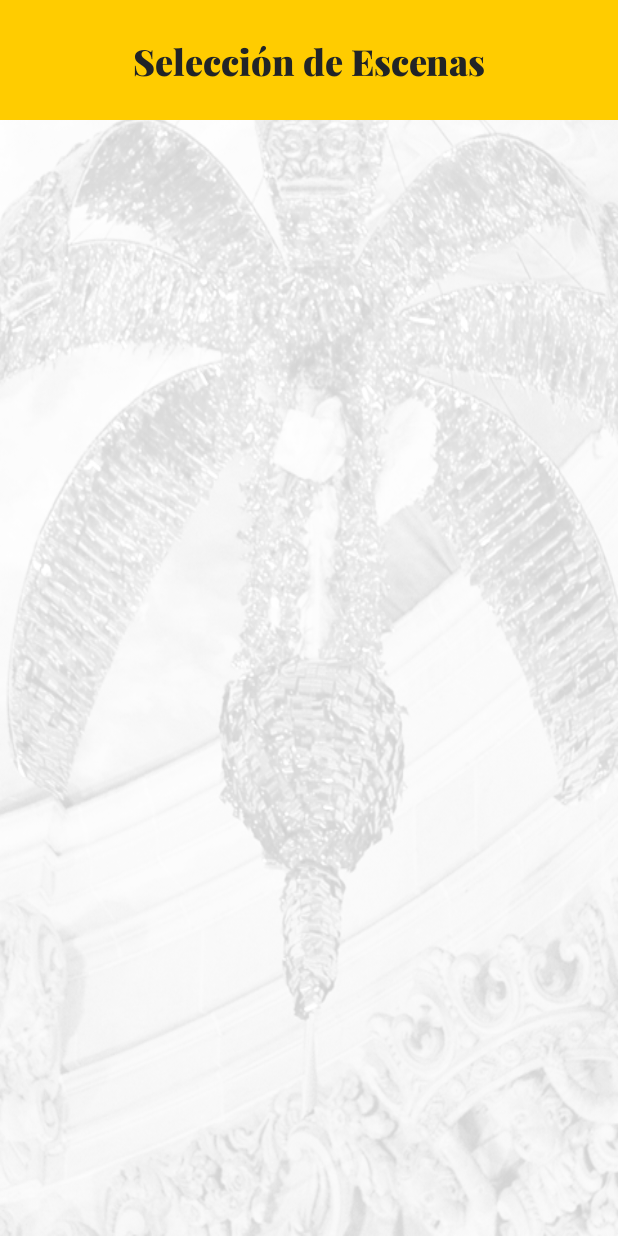
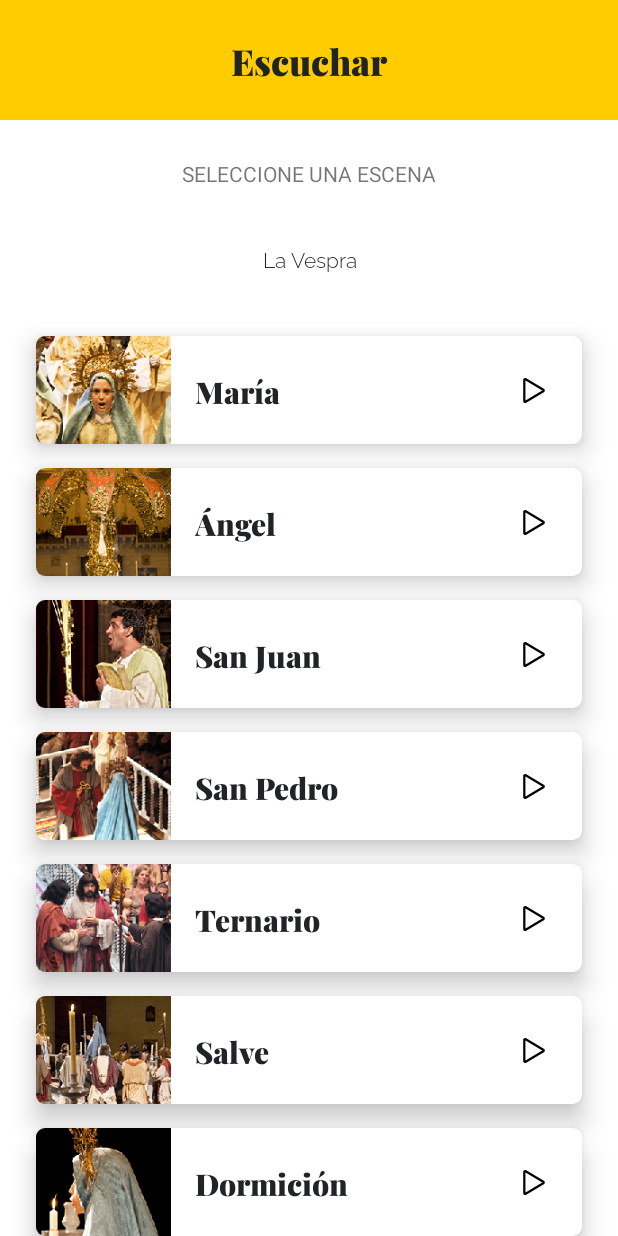
Before and after one commit to Forases/misteri_2022, an Android app: the SceneListActivity screen opened directly, with no data from a screen before it, on a phone screen of 412 x 824 dp. Run offline under Robolectric (Android 15) with nearby library versions, the phone set to English and light mode, and no system bars.

Commit message:
Se añade la vista "Escuchar" y se implemena el listado de escenas

```diff
--- a/app/src/main/AndroidManifest.xml
+++ b/app/src/main/AndroidManifest.xml
@@ -13,6 +13,12 @@
         android:supportsRtl="true"
         android:theme="@style/Theme.Misteri_2022"
         tools:targetApi="31">
+        <activity
+            android:name=".AudioActivity"
+            android:exported="false" />
+        <activity
+            android:name=".ListenActivity"
+            android:exported="false" />
         <activity
             android:name=".DirectoActivity"
             android:exported="false" />
--- /dev/null
+++ b/app/src/main/java/es/gorillapp/misteri_2022/data/ListenList.kt
@@ -0,0 +1,83 @@
+package es.gorillapp.misteri_2022.data
+
+import android.content.res.Resources
+import es.gorillapp.misteri_2022.R
+
+/* Returns initial list of flowers. */
+fun sceneVespraList(resources: Resources): List<SceneItem> {
+    return listOf(
+        SceneItem(
+            id = resources.getString(R.string.scene_vespra1),
+            image = R.drawable.escenas_maria
+        ),
+        SceneItem(
+            id = resources.getString(R.string.scene_vespra2),
+            image = R.drawable.escenas_angel
+        ),
+        SceneItem(
+            id = resources.getString(R.string.scene_vespra3),
+            image = R.drawable.escenas_sanjuan
+        ),
+        SceneItem(
+            id = resources.getString(R.string.scene_vespra4),
+            image = R.drawable.escenas_sanpedro
+        ),
+        SceneItem(
+            id = resources.getString(R.string.scene_vespra5),
+            image = R.drawable.escenas_ternario
+        ),
+        SceneItem(
+            id = resources.getString(R.string.scene_vespra6),
+            image = R.drawable.escenas_salve
+        ),
+        SceneItem(
+            id = resources.getString(R.string.scene_vespra7),
+            image = R.drawable.escenas_dormicion
+        ),
+        SceneItem(
+            id = resources.getString(R.string.scene_vespra8),
+            image = R.drawable.escenas_araceli
+        )
+    )
+}
+
+fun sceneFestaList(resources: Resources): List<SceneItem> {
+    return listOf(
+        SceneItem(
+            id = resources.getString(R.string.scene_festa1),
+            image = R.drawable.escenas_invitacion
+        ),
+        SceneItem(
+            id = resources.getString(R.string.scene_festa2),
+            image = R.drawable.escenas_sanpedrosanjuan
+        ),
+        SceneItem(
+            id = resources.getString(R.string.scene_festa3),
+            image = R.drawable.escenas_apostoles
+        ),
+        SceneItem(
+            id = resources.getString(R.string.scene_festa4),
+            image = R.drawable.escenas_judios
+        ),
+        SceneItem(
+            id = resources.getString(R.string.scene_festa5),
+            image = R.drawable.escenas_conversion
+        ),
+        SceneItem(
+            id = resources.getString(R.string.scene_festa6),
+            image = R.drawable.escenas_entierro
+        ),
+        SceneItem(
+            id = resources.getString(R.string.scene_festa7),
+            image = R.drawable.escenas_asuncion
+        ),
+        SceneItem(
+            id = resources.getString(R.string.scene_festa8),
+            image = R.drawable.escenas_santomas
+        ),
+        SceneItem(
+            id = resources.getString(R.string.scene_festa9),
+            image = R.drawable.escenas_coronacion
+        )
+    )
+}
--- a/app/src/main/java/es/gorillapp/misteri_2022/data/SceneItem.kt
+++ b/app/src/main/java/es/gorillapp/misteri_2022/data/SceneItem.kt
@@ -1,11 +1,9 @@
 package es.gorillapp.misteri_2022.data
 
-import es.gorillapp.misteri_2022.sceneList.SceneListActivity
+import androidx.annotation.DrawableRes
 
-data class SceneItem (
-    val id: Int,
-    val act: SceneListActivity.Act,
-    val nbFirstSlide: Int,
-    val thumbnail: String?,
-    val name: String
+class SceneItem (
+    val id: String?,
+    @DrawableRes
+    val image: Int?
 )
--- a/app/src/main/java/es/gorillapp/misteri_2022/infoList/InfoListActivity.kt
+++ b/app/src/main/java/es/gorillapp/misteri_2022/infoList/InfoListActivity.kt
@@ -44,7 +44,7 @@ class InfoListActivity : AppCompatActivity() {
         }
     }
 
-    /* Opens FlowerDetailActivity when RecyclerView item is clicked. */
+    /* Opens HistoriaActivity when RecyclerView item is clicked. */
     private fun adapterOnClick(infoItem: InfoItem) {
         val intent = Intent(this, HistoriaActivity()::class.java)
         intent.putExtra("itemID", infoItem.id)
--- a/app/src/main/java/es/gorillapp/misteri_2022/infoList/InfoListAdapter.kt
+++ b/app/src/main/java/es/gorillapp/misteri_2022/infoList/InfoListAdapter.kt
@@ -50,8 +50,8 @@ class InfoListAdapter(private val onClick: (InfoItem) -> Unit) :
 
     /* Gets current InfoItem and uses it to bind view. */
     override fun onBindViewHolder(holder: InfoItemViewHolder, position: Int) {
-        val InfoItem = getItem(position)
-        holder.bind(InfoItem)
+        val infoItem = getItem(position)
+        holder.bind(infoItem)
 
     }
 }
--- a/app/src/main/java/es/gorillapp/misteri_2022/sceneList/SceneListActivity.kt
+++ b/app/src/main/java/es/gorillapp/misteri_2022/sceneList/SceneListActivity.kt
@@ -1,45 +1,48 @@
 package es.gorillapp.misteri_2022.sceneList
 
-import android.app.ProgressDialog
-import android.content.*
 import android.os.Bundle
 import androidx.appcompat.app.AppCompatActivity
+import androidx.lifecycle.MutableLiveData
 import androidx.recyclerview.widget.RecyclerView
 import es.gorillapp.misteri_2022.R
 import es.gorillapp.misteri_2022.data.SceneItem
+import es.gorillapp.misteri_2022.data.sceneFestaList
+import es.gorillapp.misteri_2022.data.sceneVespraList
 
 class SceneListActivity : AppCompatActivity() {
-    var sceneItemList: ArrayList<SceneItem>? = null
-    var indexPosicion = 0
-    var topPosicion: Int = 0
-    var nb_scenes_vespra = 0
-    var nb_scenes_festa: Int = 0
-    var dialog: ProgressDialog? = null
-    var downloadCompleteReceiver: BroadcastReceiver? = null
-    var areAudiosDownloaded = false
-
-    private val newFlowerActivityRequestCode = 1
-
     override fun onCreate(savedInstanceState: Bundle?) {
         super.onCreate(savedInstanceState)
+        val window = this.window
+        window.statusBarColor = this.resources.getColor(R.color.misteri_yellow_2)
+        setContentView(R.layout.scene_list)
 
-        //Remove the title
-//        requestWindowFeature(Window.FEATURE_NO_TITLE)
-        setContentView(R.layout.scene_list)
+        val sceneVesprasList = sceneVespraList(this.resources)
+        val sceneFestaList = sceneFestaList(this.resources)
+
+        val sceneVespraLiveData = MutableLiveData(sceneVesprasList)
+        val sceneFestaLiveData = MutableLiveData(sceneFestaList)
 
         /* Instantiates headerAdapter and flowersAdapter. Both adapters are added to concatAdapter.
         which displays the contents sequentially */
-        val sceneAdapter = SceneAdapter { scene -> adapterOnClick(scene) }
+        val vespraListAdapter = SceneListAdapter { sceneItem -> adapterOnClick(sceneItem) }
+        val festaListAdapter = SceneListAdapter { sceneItem -> adapterOnClick(sceneItem) }
 
-        val recyclerView: RecyclerView = findViewById(R.id.scene_recycler_view)
-        recyclerView.adapter = sceneAdapter
+        val vespraRecyclerView: RecyclerView = findViewById(R.id.vespra_recyclerview)
+        val festaRecyclerView: RecyclerView = findViewById(R.id.festa_recyclerview)
+        vespraRecyclerView.adapter = vespraListAdapter
+        festaRecyclerView.adapter = festaListAdapter
 
-//        flowersListViewModel.flowersLiveData.observe(this, {
-//            it?.let {
-//                sceneAdapter.submitList(it as MutableList<Flower>)
-//                headerAdapter.updateFlowerCount(it.size)
-//            }
-//        })
+        sceneVespraLiveData.observe(this) {
+            it?.let {
+                vespraListAdapter.submitList(it as MutableList<SceneItem>)
+            }
+        }
+
+        sceneFestaLiveData.observe(this) {
+            it?.let {
+                festaListAdapter.submitList(it as MutableList<SceneItem>)
+            }
+        }
     }
 
     /* Opens FlowerDetailActivity when RecyclerView item is clicked. */
@@ -48,20 +51,4 @@ class SceneListActivity : AppCompatActivity() {
 //        intent.putExtra(FLOWER_ID, flower.id)
 //        startActivity(intent)
     }
-
-
-    /**
-     * Act ENUM
-     */
-    enum class Act(var id: String, var title: String) {
-        vespra("vespra", "La Vespra"), festa("festa", "La Festa");
-
-        fun id(): String {
-            return id
-        }
-
-        override fun toString(): String {
-            return id
-        }
-    }
 }
--- a/app/src/main/java/es/gorillapp/misteri_2022/sceneList/SceneAdapter.kt
+++ b/app/src/main/java/es/gorillapp/misteri_2022/sceneList/SceneListAdapter.kt
@@ -11,41 +11,37 @@ import androidx.recyclerview.widget.RecyclerView
 import es.gorillapp.misteri_2022.R
 import es.gorillapp.misteri_2022.data.SceneItem
 
-class SceneAdapter(private val onClick: (SceneItem) -> Unit) :
-    ListAdapter<SceneItem, SceneAdapter.SceneViewHolder>(SceneDiffCallback) {
+class SceneListAdapter(private val onClick: (SceneItem) -> Unit) :
+    ListAdapter<SceneItem, SceneListAdapter.SceneViewHolder>(SceneDiffCallback) {
 
-    /* ViewHolder for Flower, takes in the inflated view and the onClick behavior. */
+    /* ViewHolder for Scene, takes in the inflated view and the onClick behavior. */
     class SceneViewHolder(itemView: View, val onClick: (SceneItem) -> Unit) :
         RecyclerView.ViewHolder(itemView) {
-        private val flowerTextView: TextView = itemView.findViewById(R.id.scenelistitem_name)
-        private val flowerImageView: ImageView = itemView.findViewById(R.id.scenelistitem_image)
-        private var currentFlower: SceneItem? = null
+        private val sceneId: TextView = itemView.findViewById(R.id.sceneitem_id)
+        private val sceneImage: ImageView = itemView.findViewById(R.id.sceneitem_image)
+        private var currentScene: SceneItem? = null
 
         init {
             itemView.setOnClickListener {
-                currentFlower?.let {
+                currentScene?.let {
                     onClick(it)
                 }
             }
         }
 
-        /* Bind flower name and image. */
+        /* Bind scene name and image. */
         fun bind(sceneItem: SceneItem) {
-            currentFlower = sceneItem
+            currentScene = sceneItem
 
-            flowerTextView.text = sceneItem.name
-            if (sceneItem.thumbnail != null) {
-                flowerImageView.setImageResource(R.drawable.btn_creditos)
-            } else {
-                flowerImageView.setImageResource(R.drawable.btn_creditos)
-            }
+            sceneId.text = sceneItem.id
+            sceneImage.setImageResource(sceneItem.image!!)
         }
     }
 
     /* Creates and inflates view and return FlowerViewHolder. */
     override fun onCreateViewHolder(parent: ViewGroup, viewType: Int): SceneViewHolder {
         val view = LayoutInflater.from(parent.context)
-            .inflate(R.layout.scene_list_item, parent, false)
+            .inflate(R.layout.scene_item, parent, false)
         return SceneViewHolder(view, onClick)
     }
 
--- /dev/null
+++ b/app/src/main/res/drawable/ic_play_button.xml
@@ -0,0 +1,13 @@
+<vector xmlns:android="http://schemas.android.com/apk/res/android"
+    android:width="16dp"
+    android:height="18dp"
+    android:viewportWidth="16"
+    android:viewportHeight="18">
+  <path
+      android:pathData="M2.445,1.537C2.353,1.483 2.25,1.454 2.144,1.453C2.038,1.452 1.934,1.479 1.842,1.532C1.75,1.584 1.673,1.66 1.62,1.752C1.567,1.843 1.539,1.947 1.539,2.053V15.947C1.539,16.053 1.567,16.157 1.62,16.249C1.673,16.34 1.75,16.416 1.842,16.468C1.934,16.521 2.038,16.548 2.144,16.547C2.25,16.546 2.353,16.517 2.445,16.463L14.168,9.516C14.257,9.463 14.331,9.387 14.383,9.297C14.434,9.206 14.461,9.104 14.461,9C14.461,8.896 14.434,8.794 14.383,8.703C14.331,8.613 14.257,8.537 14.168,8.484L2.445,1.537Z"
+      android:strokeLineJoin="round"
+      android:strokeWidth="1.5"
+      android:fillColor="#00000000"
+      android:strokeColor="#000000"
+      android:strokeLineCap="round"/>
+</vector>
--- /dev/null
+++ b/app/src/main/res/layout/scene_item.xml
@@ -0,0 +1,56 @@
+<?xml version="1.0" encoding="utf-8"?>
+<androidx.cardview.widget.CardView xmlns:android="http://schemas.android.com/apk/res/android"
+    android:layout_width="match_parent"
+    android:layout_height="wrap_content"
+    xmlns:app="http://schemas.android.com/apk/res-auto"
+    android:orientation="horizontal"
+    android:layout_marginStart="24dp"
+    android:layout_marginEnd="24dp"
+    android:layout_marginTop="16dp"
+    app:cardCornerRadius="6dp"
+    app:cardElevation="10dp">
+    <LinearLayout
+        android:layout_width="match_parent"
+        android:layout_height="wrap_content">
+        <ImageView
+            android:id="@+id/sceneitem_image"
+            android:layout_width="90dp"
+            android:layout_height="72dp"
+            android:contentDescription="@string/content_description_dummy"
+            android:gravity="center"
+            android:src="@drawable/festividad_thumb"
+            android:scaleType="centerCrop"/>
+
+        <androidx.constraintlayout.widget.ConstraintLayout
+            android:layout_width="match_parent"
+            android:layout_height="match_parent"
+            android:orientation="horizontal">
+
+            <TextView
+                android:id="@+id/sceneitem_id"
+                style="@style/btn_menu_text.title"
+                android:layout_width="0dp"
+                android:gravity="start"
+                android:layout_height="wrap_content"
+                android:layout_marginStart="16dp"
+                android:text="Escena"
+                app:layout_constraintBottom_toBottomOf="parent"
+                app:layout_constraintEnd_toStartOf="@+id/button_play"
+                app:layout_constraintStart_toStartOf="parent"
+                app:layout_constraintTop_toTopOf="parent" />
+
+            <ImageView
+                android:id="@+id/button_play"
+                android:layout_width="wrap_content"
+                android:layout_height="wrap_content"
+                android:padding="24dp"
+                android:src="@drawable/ic_play_button"
+                app:layout_constraintBottom_toBottomOf="parent"
+                app:layout_constraintEnd_toEndOf="parent"
+                app:layout_constraintTop_toTopOf="parent" />
+
+        </androidx.constraintlayout.widget.ConstraintLayout>
+    </LinearLayout>
+
+
+</androidx.cardview.widget.CardView>
--- a/app/src/main/res/layout/scene_list.xml
+++ b/app/src/main/res/layout/scene_list.xml
@@ -1,42 +1,77 @@
 <?xml version="1.0" encoding="utf-8"?>
-<androidx.constraintlayout.widget.ConstraintLayout xmlns:android="http://schemas.android.com/apk/res/android"
+<LinearLayout xmlns:android="http://schemas.android.com/apk/res/android"
     xmlns:app="http://schemas.android.com/apk/res-auto"
     xmlns:tools="http://schemas.android.com/tools"
     android:layout_width="match_parent"
     android:layout_height="match_parent"
-    android:id="@+id/title"
-    android:orientation="vertical"
-    android:background="@drawable/bg">
-
-<!--    <LinearLayout xmlns:android="http://schemas.android.com/apk/res/android"-->
-<!--    android:layout_width="match_parent"-->
-<!--    android:layout_height="match_parent"-->
-<!--    android:id="@+id/title"-->
-<!--    android:orientation="vertical"-->
-<!--    android:background="@drawable/bg" >-->
+    tools:context=".DirectoActivity"
+    android:orientation="vertical">
 
     <TextView
-        android:id="@+id/title_text"
+        android:id="@+id/title_info_text"
         style="@style/titlebar"
         android:layout_width="fill_parent"
         android:layout_height="80dp"
         android:gravity="center"
-        android:text="@string/scenes"
+        android:text="Escuchar"
+        app:layout_constraintEnd_toEndOf="parent"
         app:layout_constraintStart_toStartOf="parent"
         app:layout_constraintTop_toTopOf="parent" />
 
-<!--    <ListView-->
-<!--        android:id="@+id/ListViewId"-->
-<!--        android:layout_width="fill_parent"-->
-<!--        android:layout_height="wrap_content"-->
-<!--        android:cacheColorHint="#00000000" />-->
-    <androidx.recyclerview.widget.RecyclerView
-        android:id="@+id/scene_recycler_view"
+    <TextView
         android:layout_width="match_parent"
-        android:layout_height="647dp"
-        app:layoutManager="LinearLayoutManager"
-        app:layout_constraintBottom_toBottomOf="parent"
+        android:layout_height="23dp"
+        android:layout_margin="24dp"
+        android:gravity="center"
+        android:text="SELECCIONE UNA ESCENA"
         app:layout_constraintEnd_toEndOf="parent"
         app:layout_constraintStart_toStartOf="parent"
-        app:layout_constraintTop_toBottomOf="@+id/title_text" />
-</androidx.constraintlayout.widget.ConstraintLayout>
+        app:layout_constraintTop_toTopOf="parent" />
+
+    <ScrollView
+        android:layout_width="match_parent"
+        android:layout_height="wrap_content">
+
+        <LinearLayout
+            android:layout_width="match_parent"
+            android:layout_height="wrap_content"
+            android:orientation="vertical">
+
+            <TextView
+                android:layout_width="match_parent"
+                android:layout_height="24dp"
+                android:layout_marginTop="12dp"
+                android:layout_margin="24dp"
+                android:gravity="center"
+                style="@style/creditText"
+                app:layout_constraintEnd_toEndOf="parent"
+                app:layout_constraintStart_toStartOf="parent"
+                app:layout_constraintTop_toTopOf="parent"
+                android:text="La Vespra"/>
+
+            <androidx.recyclerview.widget.RecyclerView
+                android:id="@+id/vespra_recyclerview"
+                android:layout_width="match_parent"
+                android:layout_height="wrap_content"
+                app:layoutManager="LinearLayoutManager"/>
+
+            <TextView
+                android:layout_width="match_parent"
+                android:layout_height="24dp"
+                android:layout_marginTop="12dp"
+                android:layout_margin="24dp"
+                android:gravity="center"
+                android:text="La Festa"
+                app:layout_constraintEnd_toEndOf="parent"
+                app:layout_constraintStart_toStartOf="parent"
+                app:layout_constraintTop_toTopOf="parent" />
+
+            <androidx.recyclerview.widget.RecyclerView
+                android:id="@+id/festa_recyclerview"
+                android:layout_width="match_parent"
+                android:layout_height="wrap_content"
+                app:layoutManager="LinearLayoutManager"/>
+
+        </LinearLayout>
+    </ScrollView>
+</LinearLayout>
```
Also changed, not shown: app/src/main/java/es/gorillapp/misteri_2022/AudioActivity.kt (added, +11 -0 lines), app/src/main/java/es/gorillapp/misteri_2022/ListenActivity.kt (added, +11 -0 lines), app/src/main/res/layout/activity_audio.xml (added, +111 -0 lines), app/src/main/res/layout/activity_listen.xml (added, +82 -0 lines), app/src/main/res/layout/scene_list_item.xml (deleted, +0 -30 lines), app/src/main/res/values/strings.xml (+63 -63 lines).
